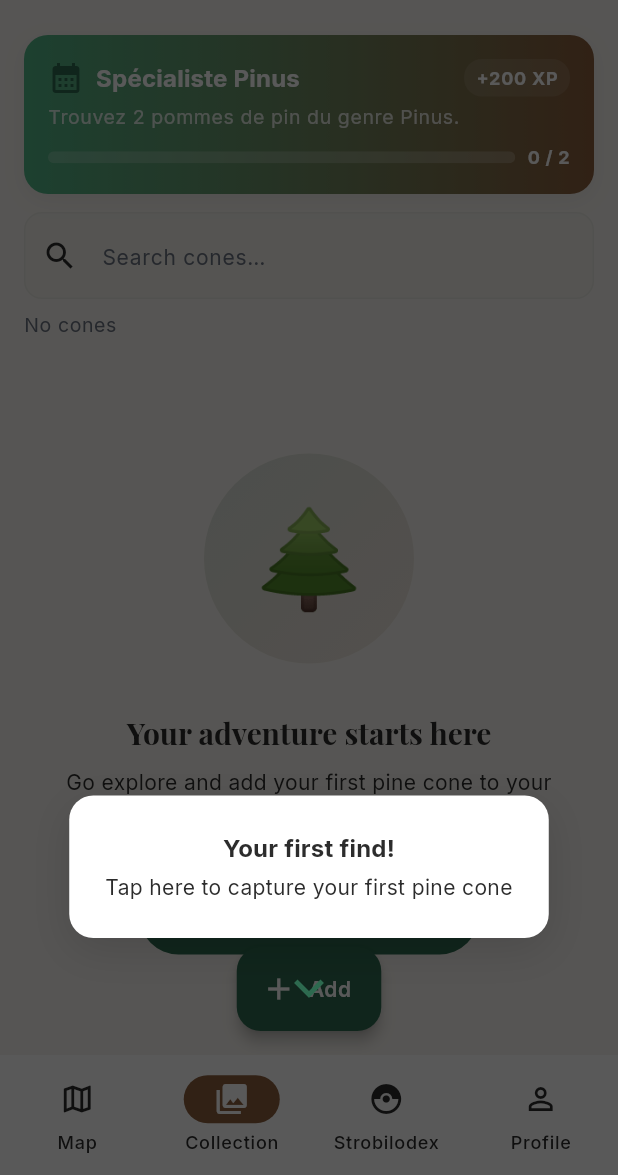
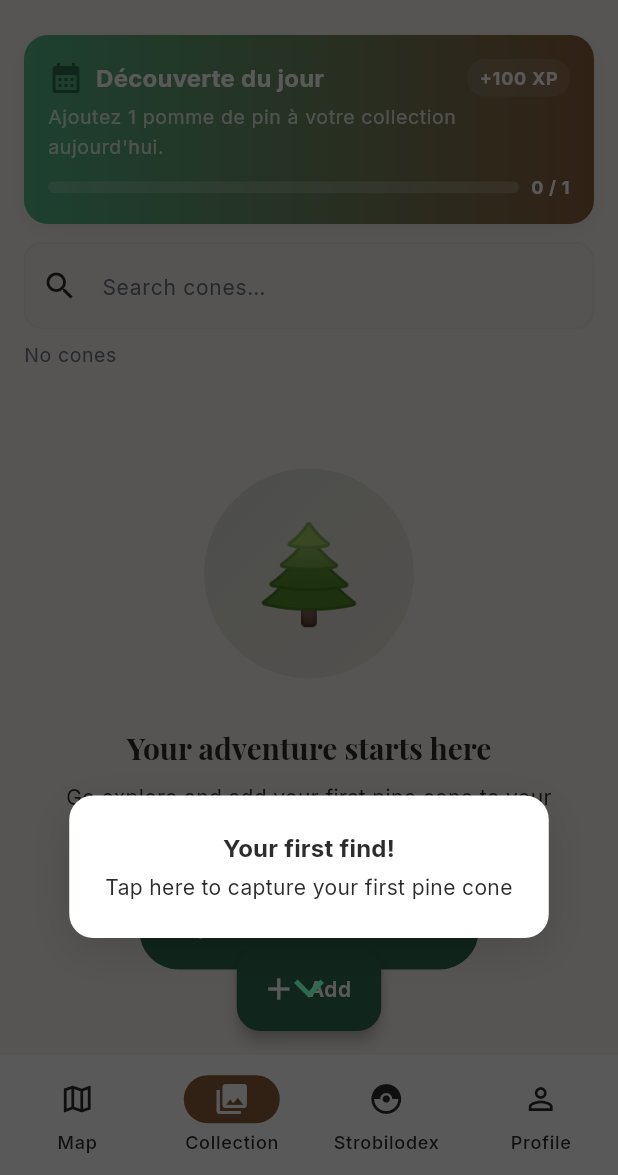
Before and after one commit to fnnktkygl-code/strobilus, a Flutter app: the CollectionPage screen opened by its route, on a phone screen of 412 x 824 dp, the part 61-1236 px from its top. Run offline on Flutter 3.47's test engine with Material 3 defaults, Android fonts, the phone set to English and light mode, and no system bars; our stand-ins replace audioplayers, camera, cloud_firestore, confetti, connectivity_plus, dio and 17 more; missing offline and left inert: record; accounts and stored records are empty.

Commit message:
feat: Add logical location-based daily challenges

```diff
--- a/lib/data/models/challenge_model.dart
+++ b/lib/data/models/challenge_model.dart
@@ -21,64 +21,105 @@ class ChallengeModel {
     required this.expirationDate,
   });
 
-  /// Generates a deterministic challenge based on the current week of the year.
-  static ChallengeModel getCurrentWeeklyChallenge() {
+  /// Generates a deterministic daily challenge based on user level and history.
+  static ChallengeModel getCurrentDailyChallenge(dynamic user) {
     final now = DateTime.now();
-    // Calculate week number (simple approximation)
+    // Calculate day of the year
     final dayOfYear = int.parse(
       now.difference(DateTime(now.year, 1, 1)).inDays.toString(),
     );
-    final weekNumber = ((dayOfYear - now.weekday + 10) / 7).floor();
 
-    // End of the current week (Sunday 23:59:59)
-    final daysUntilSunday = DateTime.sunday - now.weekday;
-    final endOfWeek = DateTime(
+    // End of the current day
+    final endOfDay = DateTime(
       now.year,
       now.month,
       now.day,
-    ).add(Duration(days: daysUntilSunday, hours: 23, minutes: 59, seconds: 59));
+      23, 59, 59,
+    );
 
-    // We cycle through 4 types of challenges based on the week number
-    final challengeType = weekNumber % 4;
+    final challengeType = dayOfYear % 4;
+    final id = 'daily_${now.year}_$dayOfYear';
 
+    // Beginners (Level 1-3) get very simple challenges
+    if (user.level <= 3) {
+      if (challengeType == 0 || challengeType == 2) {
+        return ChallengeModel(
+          id: id,
+          title: 'Découverte du jour',
+          description: "Ajoutez 1 pomme de pin à votre collection aujourd'hui.",
+          targetCount: 1,
+          xpReward: 100,
+          expirationDate: endOfDay,
+        );
+      } else {
+        return ChallengeModel(
+          id: id,
+          title: 'Pas à pas',
+          description: "Photographiez 2 pommes de pin pour bien commencer.",
+          targetCount: 2,
+          xpReward: 150,
+          expirationDate: endOfDay,
+        );
+      }
+    }
+
+    // Intermediary/Advanced (Level 4+)
+    // If they have already discovered species, we can ask them to find one again
+    // This guarantees the challenge is logical for their location!
+    if (user.customSpeciesPhotos.isNotEmpty && challengeType == 3) {
+      final speciesIds = user.customSpeciesPhotos.keys.toList();
+      // Deterministic selection based on the day of the year
+      final selectedSpeciesId = speciesIds[dayOfYear % speciesIds.length];
+      return ChallengeModel(
+        id: id,
+        title: 'Retour aux sources',
+        description: "Trouvez une nouvelle pomme de pin d'une espèce que vous avez déjà identifiée.",
+        targetCount: 1,
+        xpReward: 250,
+        requiredSpeciesId: selectedSpeciesId,
+        expirationDate: endOfDay,
+      );
+    }
+
+    // Default cycle for advanced users
     switch (challengeType) {
       case 0:
         return ChallengeModel(
-          id: 'week_\${now.year}_\$weekNumber',
-          title: 'Explorateur de la semaine',
+          id: id,
+          title: 'Explorateur Quotidien',
           description: "Trouvez 3 pommes de pin, peu importe l'espèce.",
           targetCount: 3,
           xpReward: 150,
-          expirationDate: endOfWeek,
+          expirationDate: endOfDay,
         );
       case 1:
         return ChallengeModel(
-          id: 'week_\${now.year}_\$weekNumber',
-          title: 'Spécialiste Pinus',
-          description: 'Trouvez 2 pommes de pin du genre Pinus.',
+          id: id,
+          title: 'Spécialiste Pinaceae',
+          description: "Trouvez 2 pommes de pin de la famille Pinaceae (Pins, Sapins, Cèdres...).",
           targetCount: 2,
           xpReward: 200,
-          requiredFamily: 'Pinaceae', // Or we can use regex on scientific name
-          expirationDate: endOfWeek,
+          requiredFamily: 'Pinaceae',
+          expirationDate: endOfDay,
         );
       case 2:
         return ChallengeModel(
-          id: 'week_\${now.year}_\$weekNumber',
+          id: id,
           title: 'Grand Marcheur',
-          description: 'Ajoutez 5 nouvelles trouvailles à votre collection.',
-          targetCount: 5,
+          description: "Ajoutez 4 nouvelles trouvailles à votre collection aujourd'hui.",
+          targetCount: 4,
           xpReward: 300,
-          expirationDate: endOfWeek,
+          expirationDate: endOfDay,
         );
       case 3:
       default:
         return ChallengeModel(
-          id: 'week_\${now.year}_\$weekNumber',
-          title: 'Collectionneur Rare',
-          description: "Ajoutez 1 espèce que vous n'avez jamais trouvée.",
-          targetCount: 1,
-          xpReward: 250,
-          expirationDate: endOfWeek,
+          id: id,
+          title: 'Le compte est bon',
+          description: "Identifiez 2 pommes de pin différentes aujourd'hui.",
+          targetCount: 2,
+          xpReward: 200,
+          expirationDate: endOfDay,
         );
     }
   }
--- a/lib/presentation/pages/collection/collection_page.dart
+++ b/lib/presentation/pages/collection/collection_page.dart
@@ -146,7 +146,7 @@ class _WeeklyChallengeBanner extends StatelessWidget {
     final user = context.watch<AuthProvider>().userModel;
     if (user == null) return const SizedBox.shrink();
 
-    final challenge = ChallengeModel.getCurrentWeeklyChallenge();
+    final challenge = ChallengeModel.getCurrentDailyChallenge(user);
     // Validate if the user is on the current challenge, otherwise assume 0
     final progress = user.currentWeeklyChallengeId == challenge.id
         ? user.weeklyChallengeProgress
--- a/lib/presentation/providers/collection_provider.dart
+++ b/lib/presentation/providers/collection_provider.dart
@@ -285,8 +285,8 @@ class CollectionProvider extends ChangeNotifier {
       countriesCount,
     );
 
-    // Weekly Challenge logic
-    final currentChallenge = ChallengeModel.getCurrentWeeklyChallenge();
+    // Daily Challenge logic
+    final currentChallenge = ChallengeModel.getCurrentDailyChallenge(user);
     String currentChallengeId =
         user.currentWeeklyChallengeId ?? currentChallenge.id;
     int progress = user.weeklyChallengeProgress;
```
